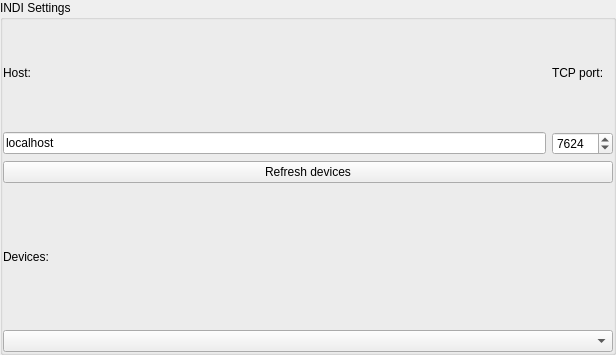
Above: plugins/TelescopeControl/src/INDI/TelescopeClientINDIWidget.ui from 519984307/stellarium_src before the change. Below: the same form after it.
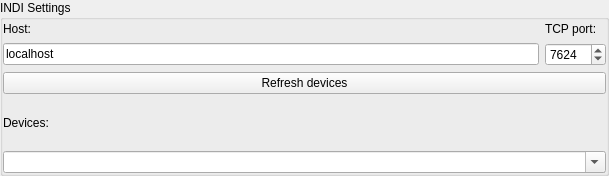
That is the form after the change.

The edit to the form file:
```diff
--- a/plugins/TelescopeControl/src/INDI/TelescopeClientINDIWidget.ui
+++ b/plugins/TelescopeControl/src/INDI/TelescopeClientINDIWidget.ui
@@ -6,8 +6,8 @@
    <rect>
     <x>0</x>
     <y>0</y>
-    <width>616</width>
-    <height>355</height>
+    <width>609</width>
+    <height>176</height>
    </rect>
   </property>
   <property name="windowTitle">
@@ -133,7 +133,14 @@
        </widget>
       </item>
       <item>
-       <widget class="QComboBox" name="devicesComboBox"/>
+       <widget class="QComboBox" name="devicesComboBox">
+        <property name="editable">
+         <bool>true</bool>
+        </property>
+        <property name="insertPolicy">
+         <enum>QComboBox::NoInsert</enum>
+        </property>
+       </widget>
       </item>
      </layout>
     </widget>
```
